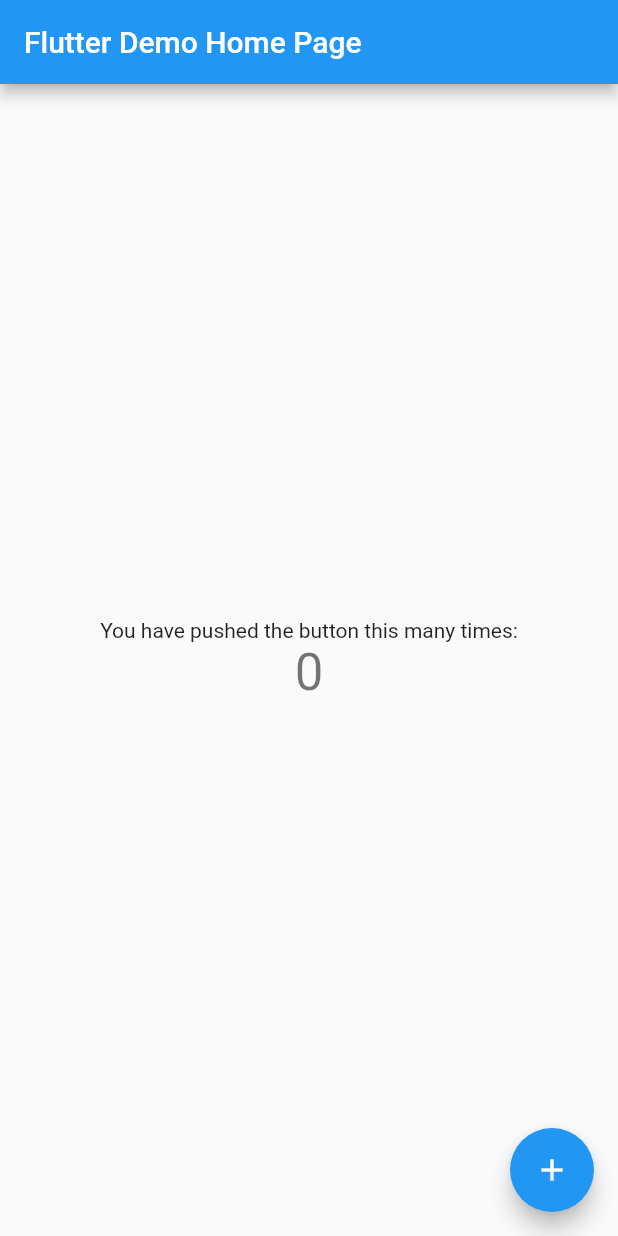
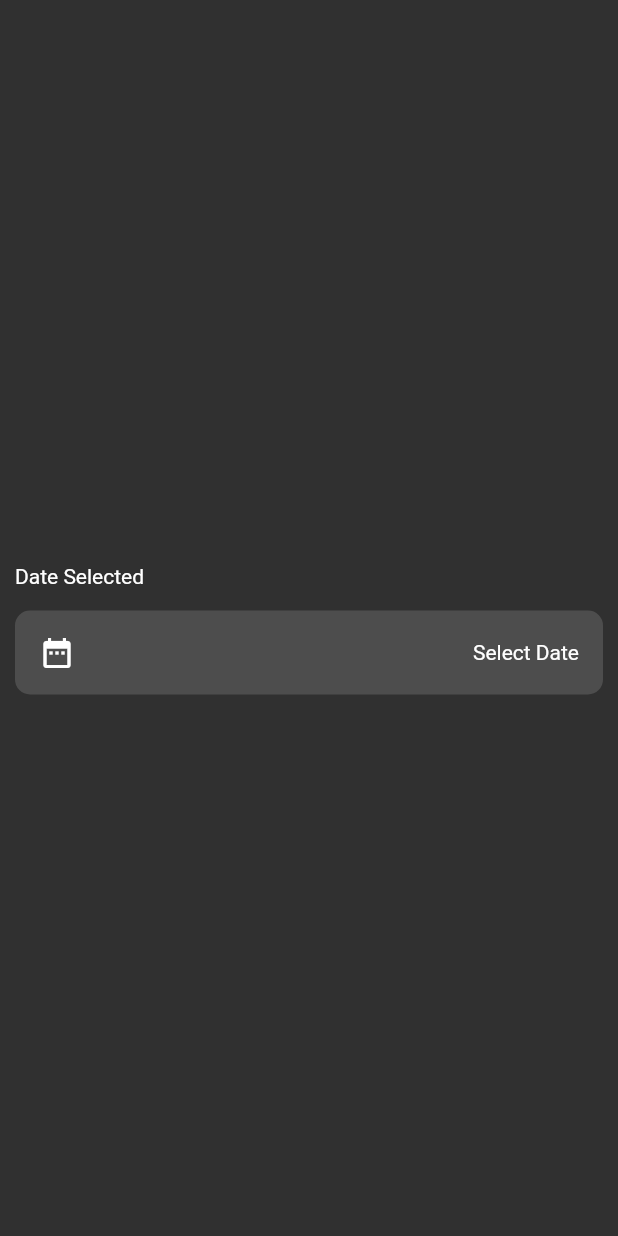
Before and after one commit to Rhemi7/adele-remi-techtask-mobile, a Flutter app: the screen it shows after launch, on a phone screen of 412 x 824 dp. Run offline on Flutter 3.47's test engine with Material 2 defaults, Android fonts, the phone set to English and light mode, and no system bars; our stand-ins replace dartz, date_format, equatable, get_it, hooks_riverpod.

Commit message:
Created Date input screen

```diff
--- a/lib/features/presentation/notifier/ingredients_notifier/get_ingredients_notifier.dart
+++ b/lib/features/presentation/notifier/ingredients_notifier/get_ingredients_notifier.dart
@@ -9,7 +9,7 @@ class GetIngredientsNotifier extends StateNotifier<GetIngredientsState> {
   GetIngredientsNotifier(this.getIngredients)
       : super(const GetIngredientsInitial());
 
-  getFridgeIngredient() async {
+  void getFridgeIngredient() async {
     state = const GetIngredientsLoading();
     var result = await getIngredients(NoParams());
     result.fold(
--- /dev/null
+++ b/lib/features/presentation/screens/date_screen.dart
@@ -0,0 +1,63 @@
+import 'package:date_format/date_format.dart';
+import 'package:hooks_riverpod/hooks_riverpod.dart';
+import 'package:flutter/material.dart';
+
+class DateScreen extends ConsumerStatefulWidget {
+  const DateScreen({Key? key}) : super(key: key);
+
+  @override
+  ConsumerState<DateScreen> createState() => _DateScreenState();
+}
+
+class _DateScreenState extends ConsumerState<DateScreen> {
+  String? selectedDate = "";
+
+  @override
+  Widget build(BuildContext context) {
+    Future<String> selectDate(BuildContext context) async {
+      final DateTime? picked = await showDatePicker(
+        context: context,
+        initialDate: DateTime.now(),
+        firstDate: DateTime(2003, 1),
+        lastDate: DateTime.now(),
+      );
+      return formatDate(picked!, [yyyy, '-', mm, '-', dd]);
+    }
+
+    return Scaffold(
+      body: SafeArea(
+          child: Padding(
+        padding: EdgeInsets.all(10.0),
+        child: Column(
+          mainAxisAlignment: MainAxisAlignment.center,
+          crossAxisAlignment: CrossAxisAlignment.start,
+          children: [
+            const Padding(
+              padding: EdgeInsets.symmetric( vertical: 15.0),
+              child: Text("Date Selected"),
+            ),
+            Container(
+              decoration: BoxDecoration(
+                color: Color(0xff4D4D4D),
+                borderRadius: BorderRadius.circular(10),
+              ),
+              child: ListTile(
+                onTap: () {
+                  selectDate(context).then((value) {
+                    selectedDate = value;
+                    setState(() {});
+                  });
+                },
+                leading: const Icon(Icons.date_range),
+                title: Text(selectedDate!),
+                trailing: const Text(
+                  "Select Date",
+                ),
+              ),
+            )
+          ],
+        ),
+      )),
+    );
+  }
+}
--- a/lib/main.dart
+++ b/lib/main.dart
@@ -1,63 +1,28 @@
 import 'package:flutter/material.dart';
+import 'package:hooks_riverpod/hooks_riverpod.dart';
+import 'package:tech_task/features/presentation/screens/date_screen.dart';
+import 'service_locator.dart' as di;
 
-void main() => runApp(MyApp());
+void main() async {
+  WidgetsFlutterBinding.ensureInitialized();
+  //initialize dependency injection
+  await di.setUpLocator();
+  runApp(ProviderScope(child: MyApp()));
+}
 
 class MyApp extends StatelessWidget {
   @override
   Widget build(BuildContext context) {
     return MaterialApp(
       title: 'Flutter Demo',
-      theme: ThemeData(
-        primarySwatch: Colors.blue,
-      ),
-      home: MyHomePage(title: 'Flutter Demo Home Page'),
+      debugShowCheckedModeBanner: false,
+      theme: ThemeData.dark().copyWith(
+          backgroundColor: const Color(0xff212121),
+          appBarTheme: const AppBarTheme(
+              elevation: 0.0,
+              backgroundColor: Color(0xff212121)
+          )),
+      home: DateScreen(),
     );
   }
 }
-
-class MyHomePage extends StatefulWidget {
-  MyHomePage({Key key, this.title}) : super(key: key);
-
-  final String title;
-
-  @override
-  _MyHomePageState createState() => _MyHomePageState();
-}
-
-class _MyHomePageState extends State<MyHomePage> {
-  int _counter = 0;
-
-  void _incrementCounter() {
-    setState(() {
-      _counter++;
-    });
-  }
-
-  @override
-  Widget build(BuildContext context) {
-    return Scaffold(
-      appBar: AppBar(
-        title: Text(widget.title),
-      ),
-      body: Center(
-        child: Column(
-          mainAxisAlignment: MainAxisAlignment.center,
-          children: <Widget>[
-            Text(
-              'You have pushed the button this many times:',
-            ),
-            Text(
-              '$_counter',
-              style: Theme.of(context).textTheme.display1,
-            ),
-          ],
-        ),
-      ),
-      floatingActionButton: FloatingActionButton(
-        onPressed: _incrementCounter,
-        tooltip: 'Increment',
-        child: Icon(Icons.add),
-      ),
-    );
-  }
-}
```
